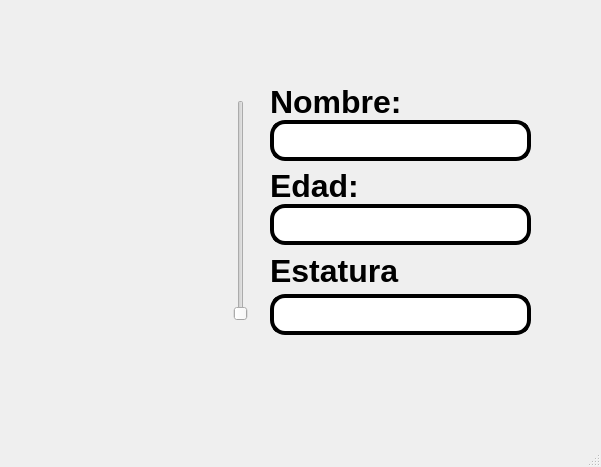
This is Unidad 2/P09_sliderImagenes_Manual.ui in Alex-gs22/PIP_2025_1_Eq7 as Qt 5 draws it before an edit. The edited form follows.
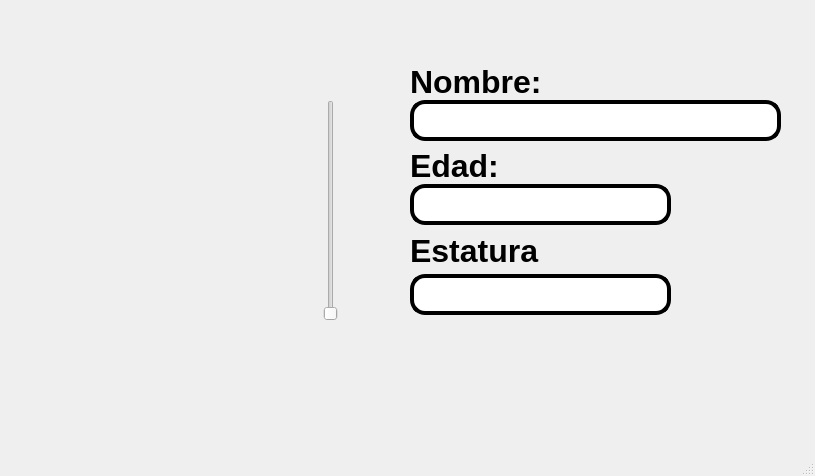
This is the edited form. Icons and pictures are not drawn.

Patch:
```diff
--- a/Unidad 2/P09_sliderImagenes_Manual.ui
+++ b/Unidad 2/P09_sliderImagenes_Manual.ui
@@ -6,8 +6,8 @@
    <rect>
     <x>0</x>
     <y>0</y>
-    <width>601</width>
-    <height>467</height>
+    <width>815</width>
+    <height>476</height>
    </rect>
   </property>
   <property name="windowTitle">
@@ -22,7 +22,7 @@
      <rect>
       <x>0</x>
       <y>0</y>
-      <width>131</width>
+      <width>181</width>
       <height>71</height>
      </rect>
     </property>
@@ -42,7 +42,7 @@
    <widget class="QLabel" name="imagen_2">
     <property name="geometry">
      <rect>
-      <x>510</x>
+      <x>720</x>
       <y>0</y>
       <width>91</width>
       <height>71</height>
@@ -64,10 +64,10 @@
    <widget class="QLabel" name="imagen_3">
     <property name="geometry">
      <rect>
-      <x>470</x>
+      <x>700</x>
       <y>350</y>
       <width>111</width>
-      <height>71</height>
+      <height>91</height>
      </rect>
     </property>
     <property name="styleSheet">
@@ -86,8 +86,8 @@
    <widget class="QLabel" name="label">
     <property name="geometry">
      <rect>
-      <x>270</x>
-      <y>86</y>
+      <x>410</x>
+      <y>66</y>
       <width>151</width>
       <height>31</height>
      </rect>
@@ -105,9 +105,9 @@
    <widget class="QLineEdit" name="txt_nombre">
     <property name="geometry">
      <rect>
-      <x>270</x>
-      <y>120</y>
-      <width>261</width>
+      <x>410</x>
+      <y>100</y>
+      <width>371</width>
       <height>41</height>
      </rect>
     </property>
@@ -128,7 +128,7 @@
    <widget class="QSlider" name="selectorImagen">
     <property name="geometry">
      <rect>
-      <x>150</x>
+      <x>240</x>
       <y>100</y>
       <width>181</width>
       <height>221</height>
@@ -138,10 +138,10 @@
    <widget class="QLabel" name="imagen">
     <property name="geometry">
      <rect>
-      <x>0</x>
-      <y>100</y>
-      <width>211</width>
-      <height>181</height>
+      <x>10</x>
+      <y>90</y>
+      <width>251</width>
+      <height>231</height>
      </rect>
     </property>
     <property name="styleSheet">
@@ -160,8 +160,8 @@
    <widget class="QLabel" name="label_2">
     <property name="geometry">
      <rect>
-      <x>270</x>
-      <y>170</y>
+      <x>410</x>
+      <y>150</y>
       <width>101</width>
       <height>31</height>
      </rect>
@@ -179,8 +179,8 @@
    <widget class="QLineEdit" name="txt_edad">
     <property name="geometry">
      <rect>
-      <x>270</x>
-      <y>204</y>
+      <x>410</x>
+      <y>184</y>
       <width>261</width>
       <height>41</height>
      </rect>
@@ -202,8 +202,8 @@
    <widget class="QLineEdit" name="txt_estatura">
     <property name="geometry">
      <rect>
-      <x>270</x>
-      <y>294</y>
+      <x>410</x>
+      <y>274</y>
       <width>261</width>
       <height>41</height>
      </rect>
@@ -225,8 +225,8 @@
    <widget class="QLabel" name="label_3">
     <property name="geometry">
      <rect>
-      <x>270</x>
-      <y>250</y>
+      <x>410</x>
+      <y>230</y>
       <width>151</width>
       <height>41</height>
      </rect>
```
Left out of the diff: 11 changed lines with no effect on the pictures.
